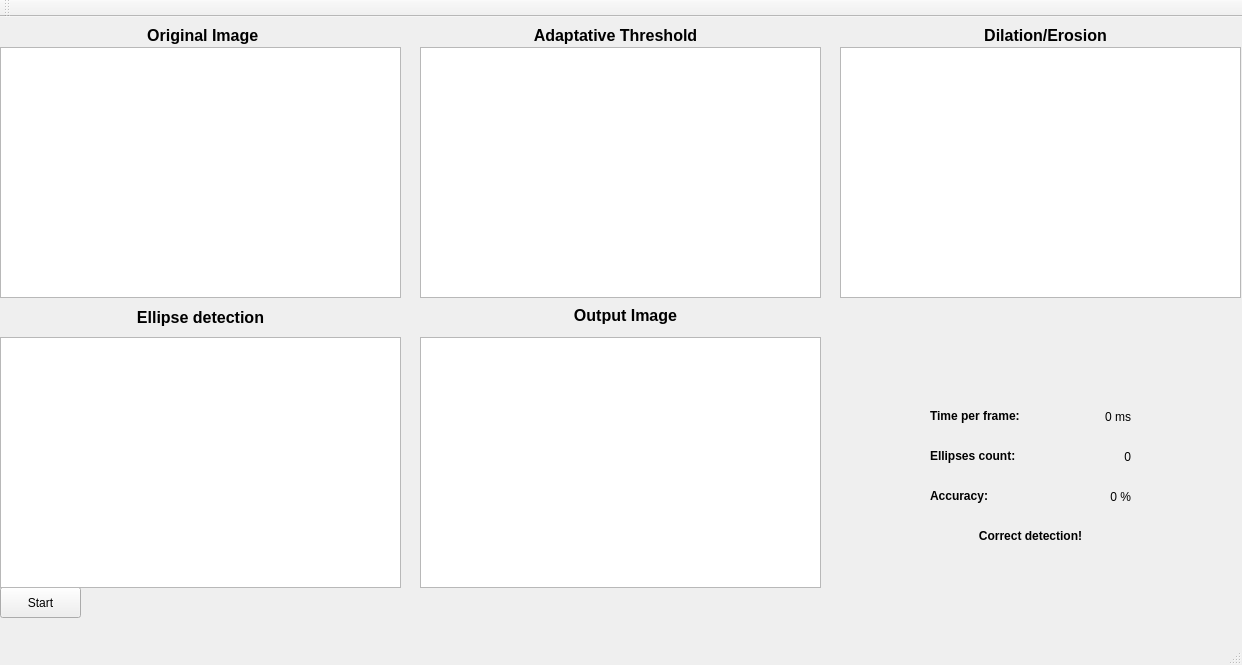
This is mainwindow.ui in Suryavf/CameraCalibration as Qt 5 draws it before an edit. The edited form follows.
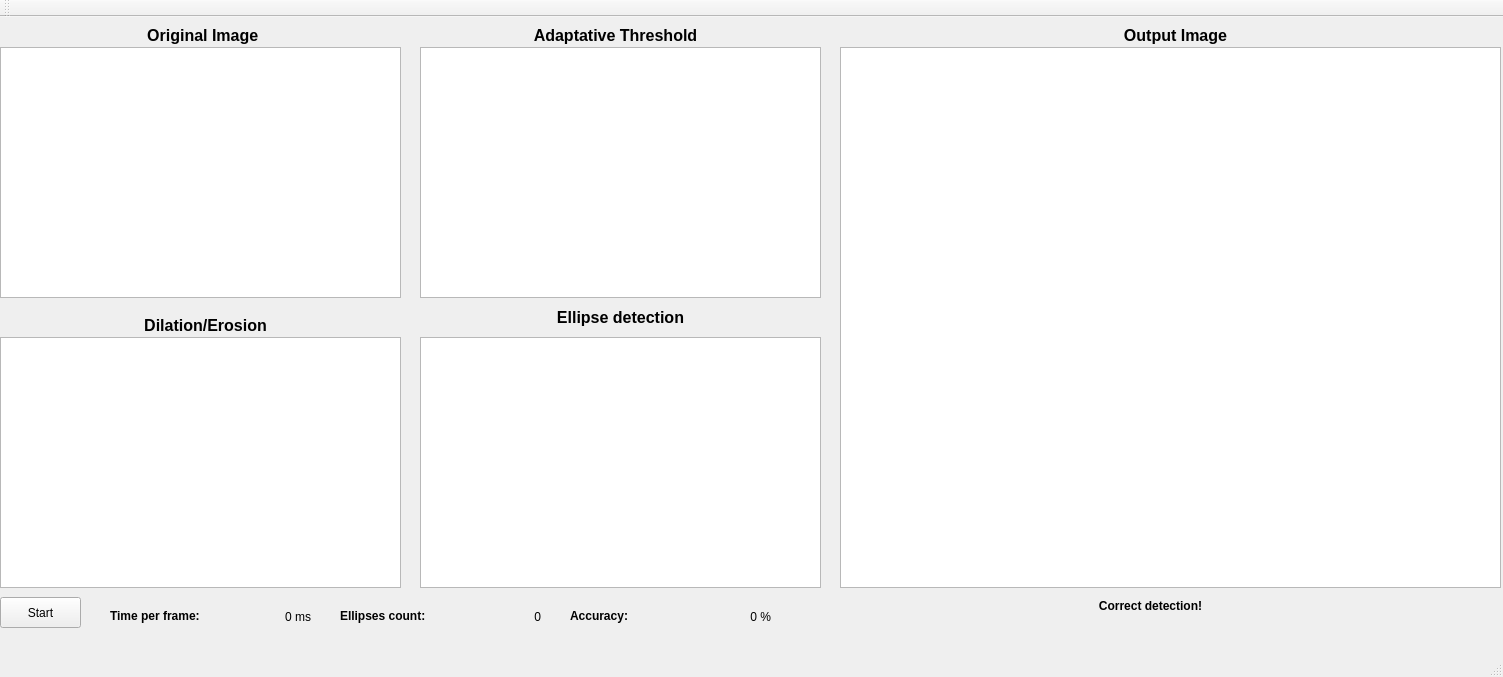
This is the edited form.

What changed in the file:
```diff
--- a/mainwindow.ui
+++ b/mainwindow.ui
@@ -6,8 +6,8 @@
    <rect>
     <x>0</x>
     <y>0</y>
-    <width>1242</width>
-    <height>665</height>
+    <width>1503</width>
+    <height>677</height>
    </rect>
   </property>
   <property name="windowTitle">
@@ -28,7 +28,7 @@
     <property name="geometry">
      <rect>
       <x>0</x>
-      <y>570</y>
+      <y>580</y>
       <width>81</width>
       <height>31</height>
      </rect>
@@ -50,8 +50,8 @@
    <widget class="QGraphicsView" name="morphology">
     <property name="geometry">
      <rect>
-      <x>840</x>
-      <y>30</y>
+      <x>0</x>
+      <y>320</y>
       <width>401</width>
       <height>251</height>
      </rect>
@@ -60,7 +60,7 @@
    <widget class="QGraphicsView" name="ellipses">
     <property name="geometry">
      <rect>
-      <x>0</x>
+      <x>420</x>
       <y>320</y>
       <width>401</width>
       <height>251</height>
@@ -70,18 +70,18 @@
    <widget class="QGraphicsView" name="result">
     <property name="geometry">
      <rect>
-      <x>420</x>
-      <y>320</y>
-      <width>401</width>
-      <height>251</height>
+      <x>840</x>
+      <y>30</y>
+      <width>661</width>
+      <height>541</height>
      </rect>
     </property>
    </widget>
    <widget class="QLabel" name="label">
     <property name="geometry">
      <rect>
-      <x>930</x>
-      <y>390</y>
+      <x>110</x>
+      <y>590</y>
       <width>111</width>
       <height>17</height>
      </rect>
@@ -99,8 +99,8 @@
    <widget class="QLabel" name="label_2">
     <property name="geometry">
      <rect>
-      <x>930</x>
-      <y>430</y>
+      <x>340</x>
+      <y>590</y>
       <width>111</width>
       <height>17</height>
      </rect>
@@ -118,8 +118,8 @@
    <widget class="QLabel" name="status">
     <property name="geometry">
      <rect>
-      <x>930</x>
-      <y>510</y>
+      <x>1050</x>
+      <y>580</y>
       <width>201</width>
       <height>17</height>
      </rect>
@@ -140,8 +140,8 @@
    <widget class="QLabel" name="timeFrame">
     <property name="geometry">
      <rect>
-      <x>1060</x>
-      <y>390</y>
+      <x>240</x>
+      <y>590</y>
       <width>71</width>
       <height>20</height>
      </rect>
@@ -156,8 +156,8 @@
    <widget class="QLabel" name="ellipseCount">
     <property name="geometry">
      <rect>
-      <x>1060</x>
-      <y>430</y>
+      <x>470</x>
+      <y>590</y>
       <width>71</width>
       <height>20</height>
      </rect>
@@ -218,8 +218,8 @@
    <widget class="QLabel" name="label_5">
     <property name="geometry">
      <rect>
-      <x>950</x>
-      <y>10</y>
+      <x>110</x>
+      <y>300</y>
       <width>191</width>
       <height>17</height>
      </rect>
@@ -241,7 +241,7 @@
    <widget class="QLabel" name="label_6">
     <property name="geometry">
      <rect>
-      <x>130</x>
+      <x>550</x>
       <y>290</y>
       <width>141</width>
       <height>20</height>
@@ -264,8 +264,8 @@
    <widget class="QLabel" name="label_7">
     <property name="geometry">
      <rect>
-      <x>530</x>
-      <y>290</y>
+      <x>1080</x>
+      <y>10</y>
       <width>191</width>
       <height>17</height>
      </rect>
@@ -287,8 +287,8 @@
    <widget class="QLabel" name="label_8">
     <property name="geometry">
      <rect>
-      <x>930</x>
-      <y>470</y>
+      <x>570</x>
+      <y>590</y>
       <width>111</width>
       <height>17</height>
      </rect>
@@ -306,8 +306,8 @@
    <widget class="QLabel" name="accuracy">
     <property name="geometry">
      <rect>
-      <x>1060</x>
-      <y>470</y>
+      <x>700</x>
+      <y>590</y>
       <width>71</width>
       <height>20</height>
      </rect>
```
Left out of the diff: 2 changed lines with no effect on the pictures.
